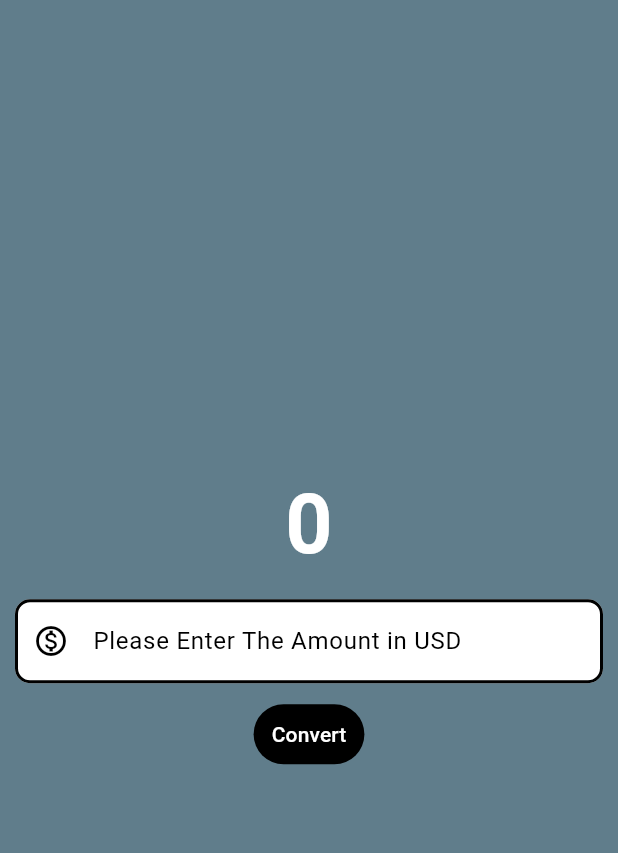
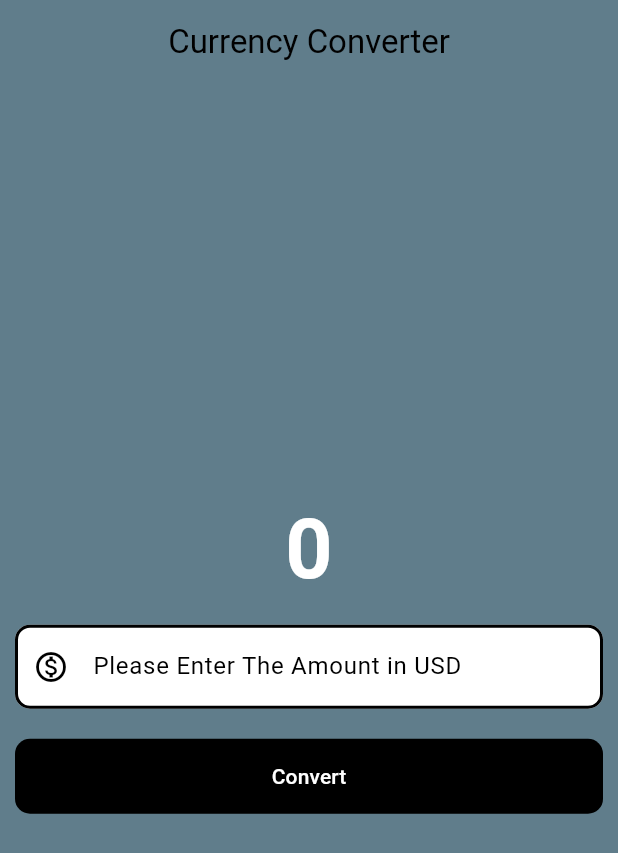
Before and after one commit to Sanjay0629/currency-flutter, a Flutter app: the screen it shows after launch, on a phone screen of 412 x 824 dp. Shown: the top 853 px of the screen. Run offline on Flutter 3.47's test engine with Material 3 defaults, Android fonts, the phone set to English and light mode, and no system bars.

Commit message:
Updated part2 code

```diff
--- a/lib/currency_converter_material_page.dart
+++ b/lib/currency_converter_material_page.dart
@@ -16,6 +16,15 @@ class CurrencyConverterMaterialpage extends StatelessWidget {
 
     return Scaffold(
       backgroundColor: Colors.blueGrey,
+      appBar: AppBar(
+        backgroundColor: Colors.blueGrey,
+        elevation: 0.0,
+        title: const Text(
+          'Currency Converter',
+          style: TextStyle(color: Colors.black),
+        ),
+        centerTitle: true,
+      ),
       body: Center(
         child: Column(
           mainAxisAlignment: MainAxisAlignment.center,
@@ -43,20 +52,32 @@ class CurrencyConverterMaterialpage extends StatelessWidget {
                   focusedBorder: border,
                   enabledBorder: border,
                 ),
+                keyboardType: TextInputType.numberWithOptions(decimal: true),
               ),
             ),
             //buttons
             //raised
             //appears like a text
-            TextButton(
+            Padding(
+              padding: const EdgeInsets.all(10.0),
+              child: TextButton(
                 onPressed: () {
                   debugPrint('Button clicked');
                 },
                 style: ButtonStyle(
                   backgroundColor: WidgetStatePropertyAll(Colors.black),
                   foregroundColor: WidgetStatePropertyAll(Colors.white),
+                  minimumSize: WidgetStatePropertyAll(
+                    Size(double.infinity, 50),
+                  ),
+                  shape: WidgetStatePropertyAll(
+                    RoundedRectangleBorder(
+                      borderRadius: BorderRadius.circular(10),
+                    ),
+                  ),
                 ),
                 child: const Text('Convert'),
+              ),
             ),
           ],
         ),
```
Lines whose indentation alone changed are shown as unchanged.
